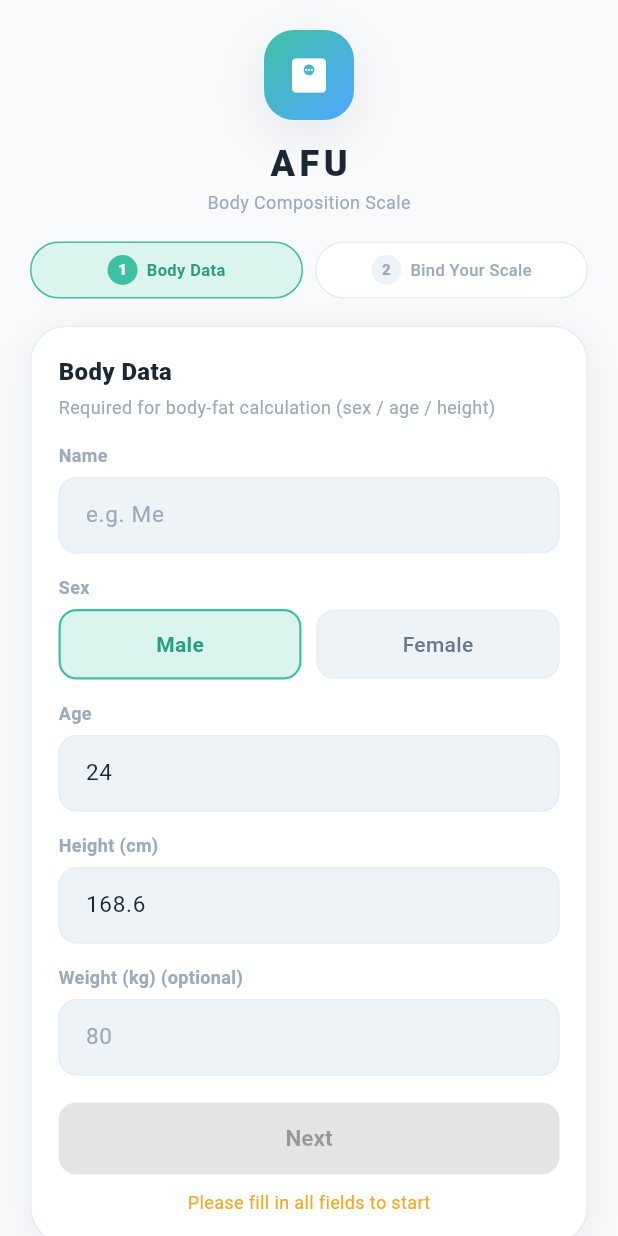
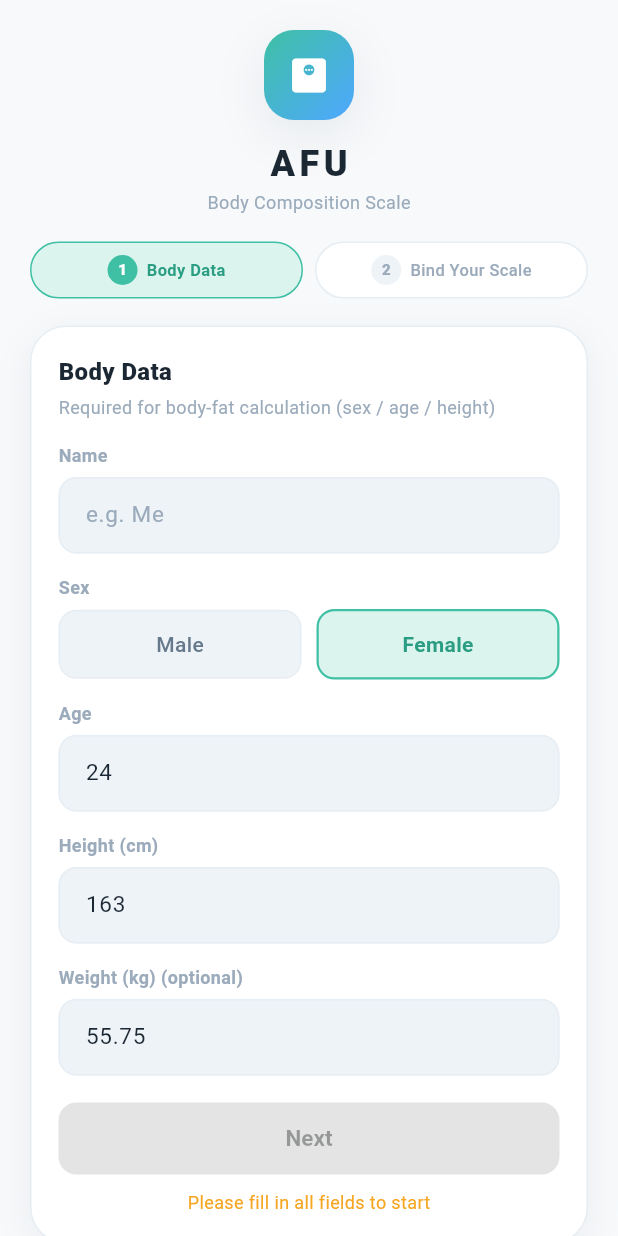
Before and after one commit to Linmord/afu-scale-flutter, a Flutter app: the screen it shows after launch, on a phone screen of 412 x 824 dp. Run offline on Flutter 3.47's test engine with Material 3 defaults, Android fonts, the phone set to English and light mode, and no system bars; our stand-ins replace fl_chart, flutter_blue_plus, permission_handler, shared_preferences; accounts and stored records are empty.

Commit message:
chore: 默认档案与示例数据调整、版权名修正

```diff
--- a/lib/core/models.dart
+++ b/lib/core/models.dart
@@ -15,9 +15,9 @@ class UserProfile {
   };
   factory UserProfile.fromJson(Map<String, dynamic> j) => UserProfile(
     name: j['name'] as String,
-    sex: j['sex'] as String? ?? 'male',
+    sex: j['sex'] as String? ?? 'female',
     age: (j['age'] as num?)?.toInt() ?? 24,
-    heightCm: (j['heightCm'] as num?)?.toDouble() ?? 168.6,
+    heightCm: (j['heightCm'] as num?)?.toDouble() ?? 163,
     weightKg: (j['weightKg'] as num?)?.toDouble(),
   );
   bool get isMale => sex == 'male';
--- a/lib/ui/onboarding_page.dart
+++ b/lib/ui/onboarding_page.dart
@@ -15,10 +15,10 @@ class OnboardingPage extends StatefulWidget {
 class _OnboardingPageState extends State<OnboardingPage> {
   int _step = 0;
   final _name = TextEditingController();
-  String _sex = 'male';
+  String _sex = 'female';
   final _age = TextEditingController(text: '24');
-  final _height = TextEditingController(text: '168.6');
-  final _weight = TextEditingController();
+  final _height = TextEditingController(text: '163');
+  final _weight = TextEditingController(text: '55.75');
   bool _saving = false;
 
   @override
@@ -38,7 +38,7 @@ class _OnboardingPageState extends State<OnboardingPage> {
       name: _name.text.trim(),
       sex: _sex,
       age: int.tryParse(_age.text) ?? 24,
-      heightCm: double.tryParse(_height.text) ?? 168.6,
+      heightCm: double.tryParse(_height.text) ?? 163,
       weightKg: double.tryParse(_weight.text),
     );
     await saveProfiles([profile]);
@@ -166,9 +166,9 @@ class _OnboardingPageState extends State<OnboardingPage> {
         _label(s.ageLabel),
         _field(_age, '24', true, 3),
         _label(s.heightLabel),
-        _field(_height, '168.6', true, 6),
+        _field(_height, '163', true, 6),
         _label(s.weightLabel + ' ' + s.optional),
-        _field(_weight, '80', true, 6),
+        _field(_weight, '55.75', true, 6),
         const SizedBox(height: 18),
         FilledButton(
           onPressed: _valid && !_saving ? _saveProfileAndNext : null,
--- a/lib/ui/profile_editor.dart
+++ b/lib/ui/profile_editor.dart
@@ -36,9 +36,9 @@ class _ProfileEditorPageState extends State<_ProfileEditorPage> {
     final e = widget.existing;
     _name = TextEditingController(text: e?.name ?? '');
     _age = TextEditingController(text: (e?.age ?? 24).toString());
-    _height = TextEditingController(text: (e?.heightCm ?? 168.6).toString());
+    _height = TextEditingController(text: (e?.heightCm ?? 163).toString());
     _weight = TextEditingController(text: e?.weightKg?.toString() ?? '');
-    _sex = e?.sex ?? 'male';
+    _sex = e?.sex ?? 'female';
   }
 
   @override
@@ -58,7 +58,7 @@ class _ProfileEditorPageState extends State<_ProfileEditorPage> {
       name: _name.text.trim(),
       sex: _sex,
       age: int.tryParse(_age.text) ?? 24,
-      heightCm: double.tryParse(_height.text) ?? 168.6,
+      heightCm: double.tryParse(_height.text) ?? 163,
       weightKg: double.tryParse(_weight.text),
     );
     final old = widget.existing;
--- a/lib/ui/settings_page.dart
+++ b/lib/ui/settings_page.dart
@@ -175,7 +175,7 @@ class _SettingsPageState extends State<SettingsPage> {
       // 底部版权（固定文案，不随语言变化）
       Center(
         child: Text(
-          '© 2026 Linaiyue. All rights reserved.',
+          '© 2026 Lingaiyue. All rights reserved.',
           style: TextStyle(color: th.AppTheme.textHint, fontSize: 10),
           textAlign: TextAlign.center,
         ),
@@ -533,7 +533,7 @@ class _SettingsPageState extends State<SettingsPage> {
     ]);
   }
 
-  /// 成员档案摘要：「女 · 168.6cm · 24岁」
+  /// 成员档案摘要：「女 · 163cm · 24岁」
   String _profileSubtitle(UserProfile p, S s) {
     final parts = <String>[p.isMale ? s.sexMale : s.sexFemale];
     if (p.heightCm > 0) parts.add(p.heightCm.toStringAsFixed(1) + 'cm');
@@ -541,7 +541,7 @@ class _SettingsPageState extends State<SettingsPage> {
     return parts.join(' · ');
   }
 
-  /// 孤儿记录摘要：「女 · 168.6cm · 24岁 · 12 条记录」（旧档案缺失时只显示条数）
+  /// 孤儿记录摘要：「女 · 163cm · 24岁 · 12 条记录」（旧档案缺失时只显示条数）
   String _orphanSubtitle(OrphanUnitInfo info, S s) {
     final parts = <String>[];
     final p = info.profile;
```
Also changed, not shown: 1 other file.
